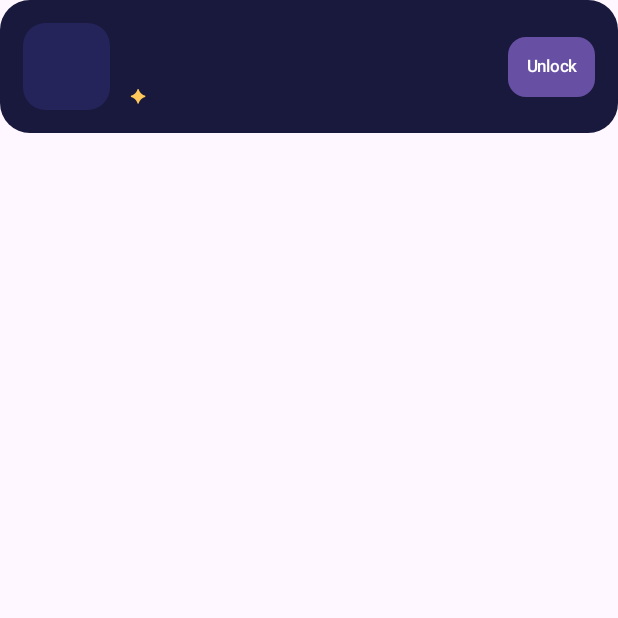
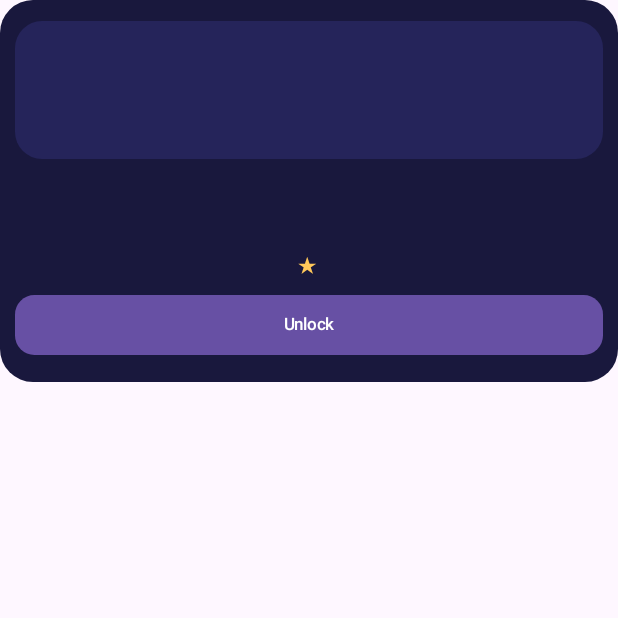
Before and after one commit to drugalochek/StageCue-mobile, an Android app built with Jetpack Compose: the composable StoreItemCard called with empty values, on a phone screen of 412 x 824 dp, the top half of it. Run offline under Robolectric (Android 15) with nearby library versions, the phone set to English and light mode, and no system bars.

Commit message:
Rework reward shop into compact two-column item grid

```diff
--- a/app/src/main/java/com/lingo/app/MainActivity.kt
+++ b/app/src/main/java/com/lingo/app/MainActivity.kt
@@ -253,10 +253,18 @@ private fun LingoApp(initialStage: Int, initialXp: Int, initialStreak: Int, init
                 }
                 "Магазин" -> {
                     item { StoreHeader(gems = 120) }
-                    item { StoreItemCard(ui("Звёздная рамка", "Star frame"), ui("Оформление профиля", "Profile decoration"), "80", "✦") }
-                    item { StoreItemCard(ui("Ночная тема", "Night theme"), ui("Тёмно-фиолетовый фон профиля", "Dark purple profile background"), "100", "☾") }
-                    item { StoreItemCard(ui("Золотая корона", "Golden crown"), ui("Праздничный аксессуар маскота", "A festive mascot accessory"), "150", "♛") }
-                    item { StoreItemCard(ui("Эмоция: восторг", "Excited reaction"), ui("Новая реакция медведя", "A new bear reaction"), "60", "★") }
+                    item {
+                        Row(horizontalArrangement = Arrangement.spacedBy(10.dp)) {
+                            StoreItemCard(ui("Звёздная рамка", "Star frame"), ui("Оформление профиля", "Profile decoration"), "80", "✦", Modifier.weight(1f))
+                            StoreItemCard(ui("Ночная тема", "Night theme"), ui("Тёмно-фиолетовый фон", "Dark profile theme"), "100", "☾", Modifier.weight(1f))
+                        }
+                    }
+                    item {
+                        Row(horizontalArrangement = Arrangement.spacedBy(10.dp)) {
+                            StoreItemCard(ui("Золотая корона", "Golden crown"), ui("Аксессуар маскота", "Mascot accessory"), "150", "♛", Modifier.weight(1f))
+                            StoreItemCard(ui("Восторг", "Excited"), ui("Новая эмоция медведя", "New bear emotion"), "60", "★", Modifier.weight(1f))
+                        }
+                    }
                     item { BearSpeech(ui("Собирай награды за занятия. Витрина пока пополняется.", "Earn rewards by studying. More items are coming soon.")) }
                 }
                 else -> {
@@ -679,22 +687,19 @@ private fun StoreHeader(gems: Int) {
 }
 
 @Composable
-private fun StoreItemCard(name: String, description: String, price: String, symbol: String) {
+private fun StoreItemCard(name: String, description: String, price: String, symbol: String, modifier: Modifier = Modifier) {
     var purchased by remember { mutableStateOf(false) }
-    Surface(color = Card, shape = RoundedCornerShape(20.dp)) {
-        Row(Modifier.fillMaxWidth().padding(15.dp), verticalAlignment = Alignment.CenterVertically) {
-            Surface(color = CardRaised, shape = RoundedCornerShape(15.dp)) {
-                Box(Modifier.size(58.dp), contentAlignment = Alignment.Center) {
-                    Text(symbol, color = Gold, fontSize = 28.sp, fontWeight = FontWeight.Bold)
+    Surface(color = Card, shape = RoundedCornerShape(22.dp), modifier = modifier) {
+        Column(Modifier.fillMaxWidth().padding(horizontal = 10.dp, vertical = 14.dp), horizontalAlignment = Alignment.CenterHorizontally, verticalArrangement = Arrangement.spacedBy(7.dp)) {
+            Surface(color = CardRaised, shape = RoundedCornerShape(18.dp)) {
+                Box(Modifier.fillMaxWidth().height(92.dp), contentAlignment = Alignment.Center) {
+                    Text(symbol, color = Blue, fontSize = 48.sp, fontWeight = FontWeight.Bold)
                 }
             }
-            Spacer(Modifier.width(13.dp))
-            Column(Modifier.weight(1f), verticalArrangement = Arrangement.spacedBy(4.dp)) {
-                Text(name, color = Ink, fontWeight = FontWeight.Bold, fontSize = 15.sp)
-                Text(description, color = Muted, fontSize = 11.sp)
-                Text("✦ $price", color = Gold, fontSize = 12.sp, fontWeight = FontWeight.Bold)
-            }
-            Button(onClick = { purchased = true }, enabled = !purchased, shape = RoundedCornerShape(12.dp), contentPadding = PaddingValues(horizontal = 12.dp, vertical = 8.dp)) {
+            Text(name, color = Ink, fontWeight = FontWeight.Bold, fontSize = 14.sp, textAlign = TextAlign.Center, maxLines = 1)
+            Text(description, color = Muted, fontSize = 10.sp, textAlign = TextAlign.Center, minLines = 2, maxLines = 2)
+            Text("★ $price", color = Gold, fontSize = 13.sp, fontWeight = FontWeight.Bold)
+            Button(onClick = { purchased = true }, enabled = !purchased, modifier = Modifier.fillMaxWidth(), shape = RoundedCornerShape(13.dp), contentPadding = PaddingValues(horizontal = 8.dp, vertical = 6.dp)) {
                 Text(if (purchased) ui("Выбрано", "Selected") else ui("Открыть", "Unlock"), fontSize = 11.sp)
             }
         }
```
